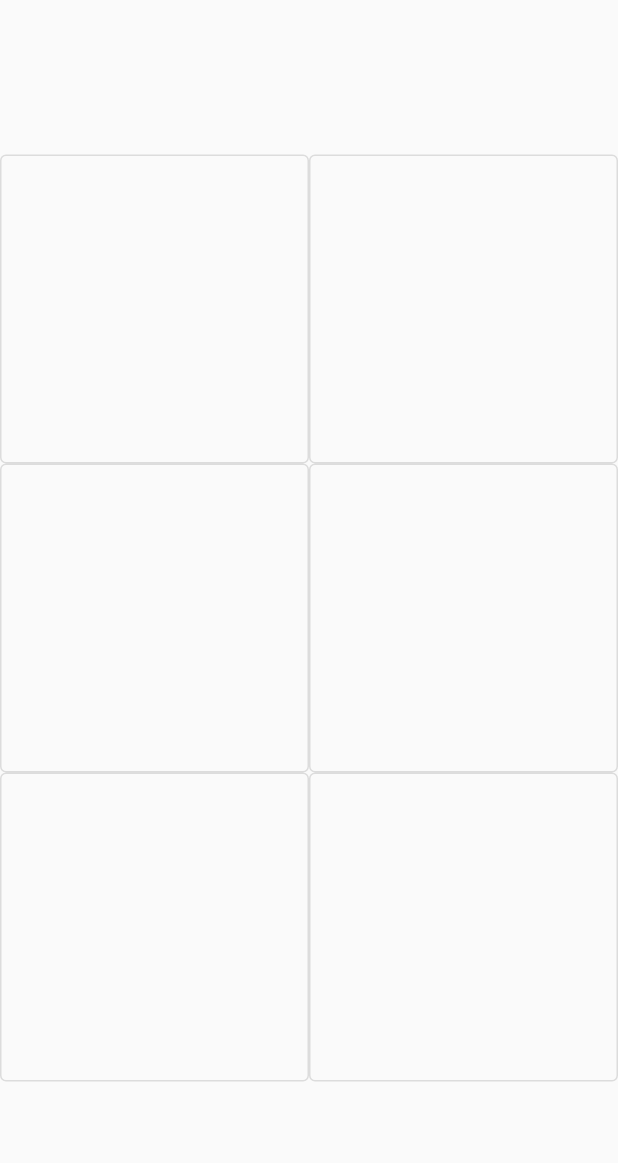
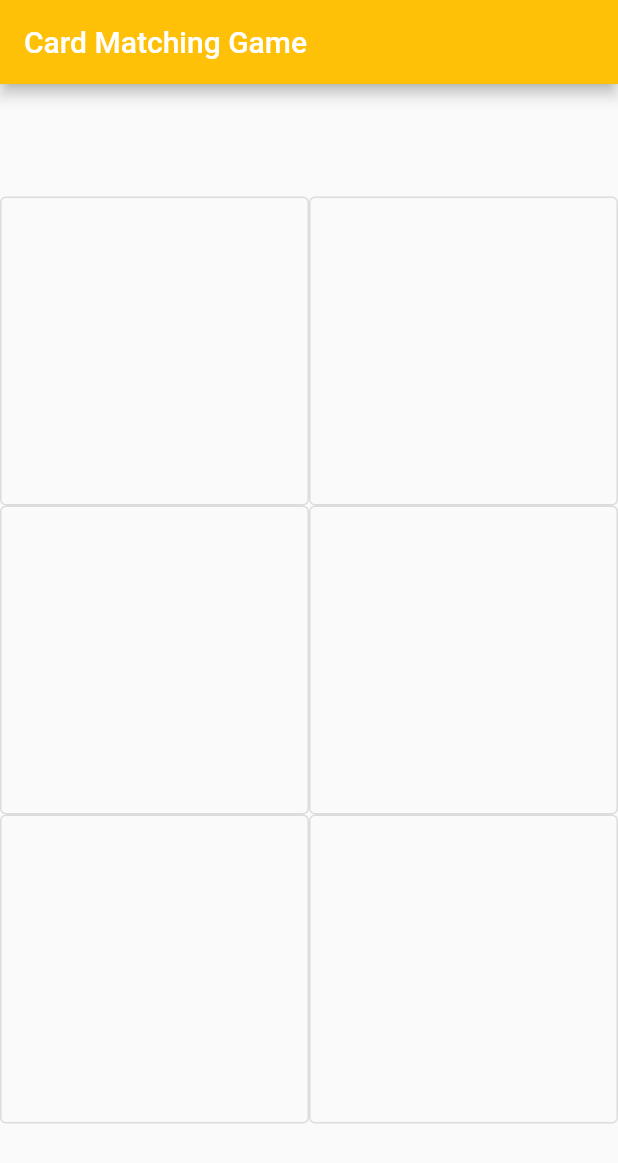
Before and after one commit to yusufkorkmaz/Card-Matching, a Flutter app: the screen it shows after launch, on a phone screen of 412 x 824 dp. Shown: the top 1163 px of the screen. Run offline on Flutter 3.47's test engine with Material 2 defaults, Android fonts, the phone set to English and light mode, and no system bars.

Commit message:
- Obtained the name of the picture on the selected card.

```diff
--- a/lib/custom_widgets/card.dart
+++ b/lib/custom_widgets/card.dart
@@ -1,11 +1,15 @@
 import 'package:flutter/material.dart';
+
+typedef void StringCallback(String val);
 
 class CustomCard extends StatefulWidget {
   final String imageName;
+  final Function clickedCardNameFunc;
 
   const CustomCard({
     Key? key,
     required this.imageName,
+    required this.clickedCardNameFunc,
   }) : super(key: key);
 
   @override
@@ -16,6 +20,7 @@ class _CustomCardState extends State<CustomCard> {
   bool isImageShowed = false;
 
   onClickedCard() {
+    widget.clickedCardNameFunc(widget.imageName);
     setState(() => {
       isImageShowed = !isImageShowed,
     });
--- a/lib/main.dart
+++ b/lib/main.dart
@@ -15,7 +15,8 @@ class Game extends StatelessWidget {
       DeviceOrientation.portraitUp,
       DeviceOrientation.portraitDown,
     ]);
-    return   MaterialApp(
+
+    return const MaterialApp(
       home: GamePage(),
     );
   }
--- a/lib/pages/game_page.dart
+++ b/lib/pages/game_page.dart
@@ -12,9 +12,11 @@ class GamePage extends StatefulWidget {
 
 class _GamePageState extends State<GamePage> {
   int maxImagesNumberInImagesFolder = 5;
+
   static int get getTotalCardCount => 6;
   var randomNumber = Random();
   var cardsOnScreen = List<Widget>.filled(getTotalCardCount, Container());
+  String clickedCardName = '';
 
   randomImageNumberChoose() {
     List<int> randomImageNumbers = [];
@@ -46,10 +48,18 @@ class _GamePageState extends State<GamePage> {
   generateCards(List<int> randomImageNumbers, List<int> randomIndexNumbers) {
     int imageNumberIndex = 0;
     for (int i = 0; i < getTotalCardCount; i += 2) {
-      cardsOnScreen[randomIndexNumbers[i]] =
-          CustomCard(imageName: '${randomImageNumbers[imageNumberIndex]}.png');
-      cardsOnScreen[randomIndexNumbers[i + 1]] =
-          CustomCard(imageName: '${randomImageNumbers[imageNumberIndex]}.png');
+      cardsOnScreen[randomIndexNumbers[i]] = CustomCard(
+        imageName: '${randomImageNumbers[imageNumberIndex]}.png',
+        clickedCardNameFunc: (val) {
+           setState(() => {clickedCardName = val, print(clickedCardName)});
+        },
+      );
+      cardsOnScreen[randomIndexNumbers[i + 1]] = CustomCard(
+        imageName: '${randomImageNumbers[imageNumberIndex]}.png',
+        clickedCardNameFunc: (val) {
+          setState(() => {clickedCardName = val,print(clickedCardName)});
+        },
+      );
       imageNumberIndex++;
     }
   }
@@ -65,6 +75,7 @@ class _GamePageState extends State<GamePage> {
   @override
   Widget build(BuildContext context) {
     return Scaffold(
+      appBar: AppBar(backgroundColor: Colors.amber, title: Text('Card Matching Game'),),
       body: Center(
         child: GridView.builder(
           physics: const NeverScrollableScrollPhysics(),
```
